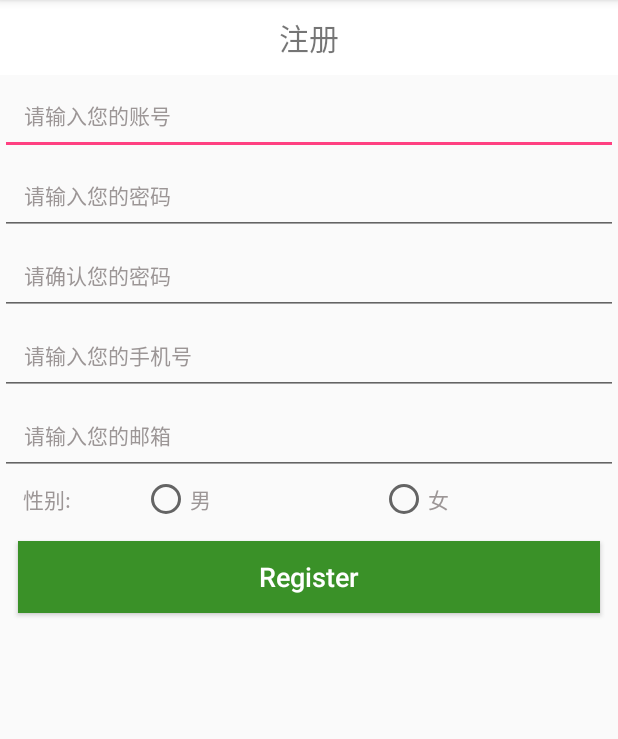
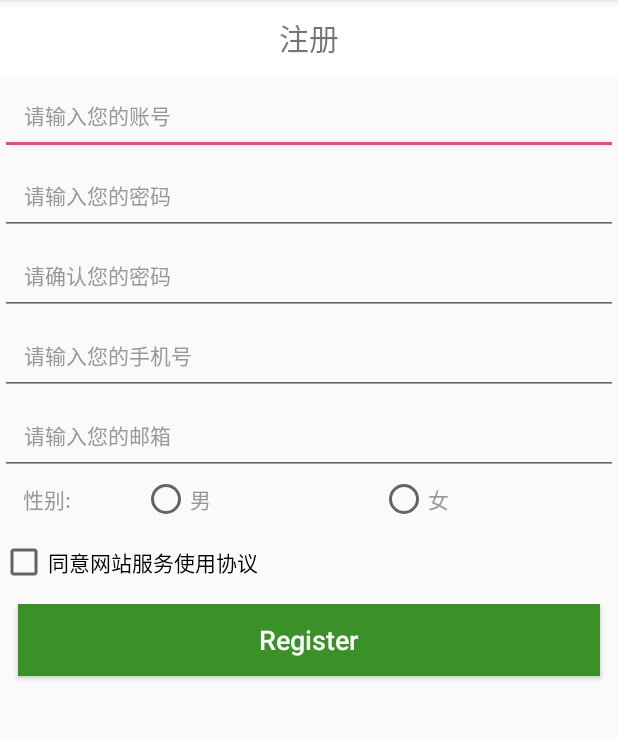
Before and after one commit to zyc2621854/myMenuTest, an Android app: the RegisterActivity screen opened directly, with no data from a screen before it, after a tap on "Register", on a phone screen of 412 x 824 dp, the part 84-823 px from its top. Run offline under Robolectric (Android 15) with nearby library versions, the phone set to English and light mode, and no system bars; 1 statement that could not run was skipped.

Commit message:
添加checkBox

```diff
--- a/app/src/main/java/android/kanzz/com/mymenutest/RegisterActivity.java
+++ b/app/src/main/java/android/kanzz/com/mymenutest/RegisterActivity.java
@@ -5,6 +5,8 @@ import android.support.v7.app.AppCompatActivity;
 import android.os.Bundle;
 import android.view.View;
 import android.widget.Button;
+import android.widget.CheckBox;
+import android.widget.CompoundButton;
 import android.widget.EditText;
 import android.widget.RadioButton;
 import android.widget.RadioGroup;
@@ -23,7 +25,11 @@ public class RegisterActivity extends BaseActivity implements View.OnClickListen
     private RadioGroup sexRadioGroup;
     private RadioButton sexRadioButton1;
     private RadioButton sexRadioButton2;
+    private CheckBox allowCheckBox;
+    private Boolean isAllowRegister;
     private Boolean isMale;
+
+
     private void initView(){
         usernameEdit=(EditText)findViewById(R.id.register_et_username);
         passwordEdit1=(EditText)findViewById(R.id.register_et_password_1);
@@ -33,6 +39,11 @@ public class RegisterActivity extends BaseActivity implements View.OnClickListen
         registerButton=(Button)findViewById(R.id.register_button_1);
         registerButton.setOnClickListener(this);
         sexRadioGroup=(RadioGroup)findViewById(R.id.sex_radioGroup);
+        sexRadioButton1=(RadioButton)findViewById(R.id.male_radioButton);
+        sexRadioButton2=(RadioButton)findViewById(R.id.female_radioButton);
+        allowCheckBox=(CheckBox)findViewById(R.id.allow_checkBox);
+        isAllowRegister=false;
+
         sexRadioGroup.setOnCheckedChangeListener(new RadioGroup.OnCheckedChangeListener() {
             @Override
             public void onCheckedChanged(RadioGroup group, int checkedId) {
@@ -43,8 +54,15 @@ public class RegisterActivity extends BaseActivity implements View.OnClickListen
                 }
             }
         });
-        sexRadioButton1=(RadioButton)findViewById(R.id.male_radioButton);
-        sexRadioButton2=(RadioButton)findViewById(R.id.female_radioButton);
+
+        allowCheckBox.setOnCheckedChangeListener(new CompoundButton.OnCheckedChangeListener() {
+            @Override
+            public void onCheckedChanged(CompoundButton buttonView, boolean isChecked) {
+                if(isChecked==true)
+                    isAllowRegister=true;
+            }
+        });
+
     }
 
     @Override
@@ -60,6 +78,7 @@ public class RegisterActivity extends BaseActivity implements View.OnClickListen
     public void onClick(View v){
         switch (v.getId()){
             case R.id.register_button_1:
+                if(isAllowRegister){
                 User2 user=new User2();
                 user.setAccount(usernameEdit.getText().toString());
                 user.setPassword(passwordEdit1.getText().toString());
@@ -75,7 +94,8 @@ public class RegisterActivity extends BaseActivity implements View.OnClickListen
                             ShowToast("创建数据失败："+e.getMessage());
                         }
                     }
-                });
+                });}
+                else ShowToast("您尚未同意条款");
                 break;
                 default:break;
         }
--- a/app/src/main/res/layout/activity_register.xml
+++ b/app/src/main/res/layout/activity_register.xml
@@ -96,6 +96,17 @@
                 android:textColor="@color/Gray"
                 android:textStyle="normal"/>
         </RadioGroup>
+        <RelativeLayout
+            android:layout_width="match_parent"
+            android:layout_height="wrap_content"
+            android:paddingTop="10dp">
+            <CheckBox
+                android:id="@+id/allow_checkBox"
+                android:layout_alignParentLeft="true"
+                android:layout_width="wrap_content"
+                android:layout_height="wrap_content"
+                android:text="同意网站服务使用协议"/>
+        </RelativeLayout>
         <Button
             android:id="@+id/register_button_1"
             style="@style/base_button"
```
